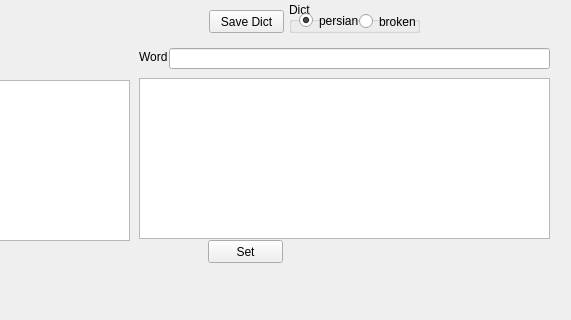
Old version of the form src/TranscriberUI/PhoneticDictionaryDialog.ui in the repository tivadj/PticaGovorun; both pictures show x 461 to 1032 and y 0 to 320 of the 1032 by 612 pixel window.
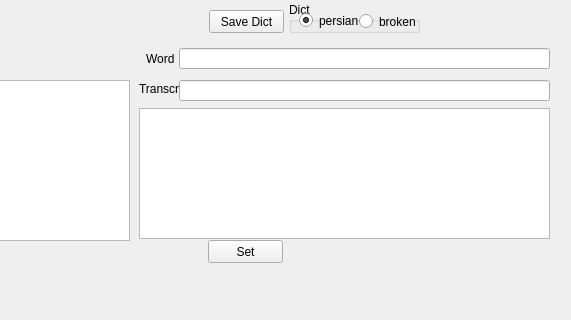
New version of the form.

Commit message: added automatic phonetic transcription of a word to be added to phonetic dictionary

What changed in the file:
```diff
--- a/src/TranscriberUI/PhoneticDictionaryDialog.ui
+++ b/src/TranscriberUI/PhoneticDictionaryDialog.ui
@@ -68,9 +68,9 @@
   <widget class="QLineEdit" name="lineEditNewWord">
    <property name="geometry">
     <rect>
-     <x>630</x>
+     <x>640</x>
      <y>48</y>
-     <width>381</width>
+     <width>371</width>
      <height>21</height>
     </rect>
    </property>
@@ -91,8 +91,8 @@
   <widget class="QLabel" name="label_2">
    <property name="geometry">
     <rect>
-     <x>600</x>
-     <y>49</y>
+     <x>607</x>
+     <y>51</y>
      <width>31</width>
      <height>16</height>
     </rect>
@@ -105,9 +105,9 @@
    <property name="geometry">
     <rect>
      <x>600</x>
-     <y>78</y>
+     <y>108</y>
      <width>411</width>
-     <height>161</height>
+     <height>131</height>
     </rect>
    </property>
    <property name="font">
@@ -240,6 +240,32 @@
     <string>Save Dict</string>
    </property>
   </widget>
+  <widget class="QLineEdit" name="lineEditWordTranscriptionAuto">
+   <property name="geometry">
+    <rect>
+     <x>640</x>
+     <y>80</y>
+     <width>371</width>
+     <height>21</height>
+    </rect>
+   </property>
+   <property name="readOnly">
+    <bool>true</bool>
+   </property>
+  </widget>
+  <widget class="QLabel" name="label_3">
+   <property name="geometry">
+    <rect>
+     <x>600</x>
+     <y>81</y>
+     <width>41</width>
+     <height>16</height>
+    </rect>
+   </property>
+   <property name="text">
+    <string>Transcr</string>
+   </property>
+  </widget>
  </widget>
  <tabstops>
   <tabstop>lineEditCurrentWord</tabstop>
```
The commit also changes 4 other files.
